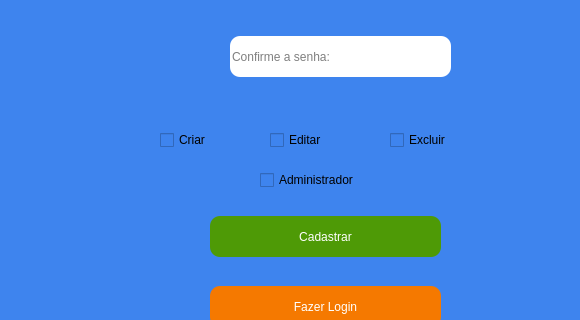
Before: the Qt Designer form tela_cadastro.ui in JVwolfart/PROJETO-SALAO-JOVEM-PROGRAMADOR, drawn with Qt 5; both pictures show x 0 to 580 and y 274 to 594 of the 665 by 765 pixel window.
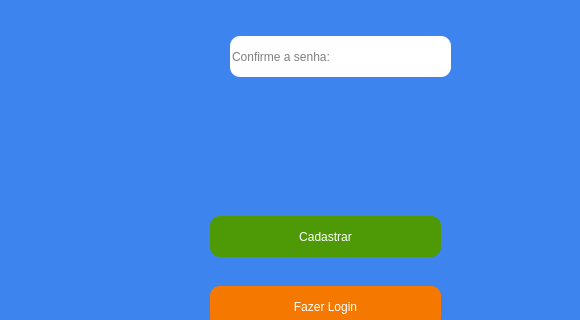
After: the same form once the commit is applied. Icons and pictures are not drawn.

Patch:
```diff
--- a/tela_cadastro.ui
+++ b/tela_cadastro.ui
@@ -193,58 +193,6 @@
      <pixmap>IMAGENS/icone_senha.png</pixmap>
     </property>
    </widget>
-   <widget class="QCheckBox" name="CbCriar">
-    <property name="geometry">
-     <rect>
-      <x>160</x>
-      <y>400</y>
-      <width>110</width>
-      <height>28</height>
-     </rect>
-    </property>
-    <property name="text">
-     <string>Criar</string>
-    </property>
-   </widget>
-   <widget class="QCheckBox" name="CbEditar">
-    <property name="geometry">
-     <rect>
-      <x>270</x>
-      <y>400</y>
-      <width>110</width>
-      <height>28</height>
-     </rect>
-    </property>
-    <property name="text">
-     <string>Editar</string>
-    </property>
-   </widget>
-   <widget class="QCheckBox" name="CbExcluir">
-    <property name="geometry">
-     <rect>
-      <x>390</x>
-      <y>400</y>
-      <width>110</width>
-      <height>28</height>
-     </rect>
-    </property>
-    <property name="text">
-     <string>Excluir</string>
-    </property>
-   </widget>
-   <widget class="QCheckBox" name="CbRoot">
-    <property name="geometry">
-     <rect>
-      <x>260</x>
-      <y>440</y>
-      <width>161</width>
-      <height>28</height>
-     </rect>
-    </property>
-    <property name="text">
-     <string>Administrador</string>
-    </property>
-   </widget>
    <widget class="QPushButton" name="BtnPermissao">
     <property name="geometry">
      <rect>
```
